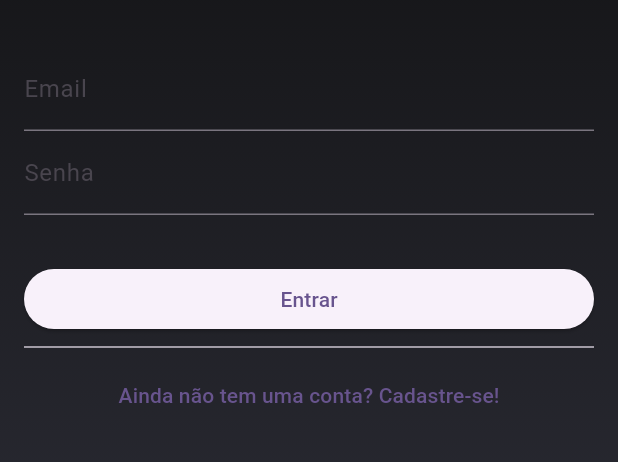
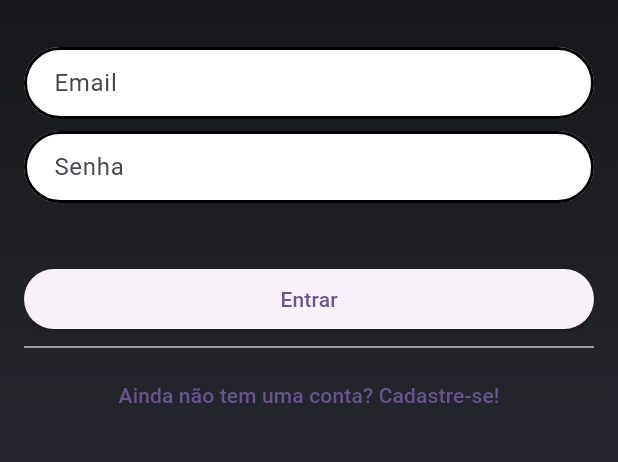
Before and after one commit to GustaDuarte/gym-easy, a Flutter app: the screen it shows after launch, on a phone screen of 412 x 824 dp, the part 325-787 px from its top. Run offline on Flutter 3.47's test engine with Material 3 defaults, Android fonts, the phone set to English and light mode, and no system bars.

Commit message:
:lipstick: feat: aut screen styling

```diff
--- /dev/null
+++ b/lib/components/decoration_authentification.dart
@@ -0,0 +1,23 @@
+import 'package:flutter/material.dart';
+
+InputDecoration getAuthenticationInputDecoration(String label) {
+  return InputDecoration(
+    hintText: label,
+    fillColor: Colors.white,
+    filled: true,
+    contentPadding: EdgeInsets.fromLTRB(16, 8, 16, 8),
+    border: OutlineInputBorder(
+      borderRadius: BorderRadius.circular(64),
+    ),
+    enabledBorder: OutlineInputBorder(
+      borderRadius: BorderRadius.circular(64),
+      borderSide: BorderSide(
+        color: Colors.black, width: 2,),
+    ),
+    focusedBorder: OutlineInputBorder(
+      borderRadius: BorderRadius.circular(64),
+      borderSide: BorderSide(
+        color: Colors.orange, width: 2,),
+    ),
+  );
+}
--- a/lib/screens/authentication.dart
+++ b/lib/screens/authentication.dart
@@ -1,5 +1,6 @@
 import 'package:flutter/material.dart';
 import 'package:flutter_projects/_core/my_colors.dart';
+import 'package:flutter_projects/components/decoration_authentification.dart';
 
 class AuthenticationScreen extends StatefulWidget {
   const AuthenticationScreen({super.key});
@@ -34,21 +35,21 @@ class _AuthenticationScreenState extends State<AuthenticationScreen> {
                   children: [
                     Image.asset("assets/logo.png", height: 200),
                     SizedBox(height: 32,),
-                    TextFormField(decoration: InputDecoration(label: Text("Email"),
+                    TextFormField(decoration: getAuthenticationInputDecoration("Email"),
                     ),
-                    ),
-                    TextFormField(decoration: InputDecoration(label: Text("Senha"),
-                    ),
+                    SizedBox(height: 8),
+                    TextFormField(decoration: getAuthenticationInputDecoration("Senha"),
                       obscureText: true,
                     ),
+                    SizedBox(height: 8),
                     Visibility(visible: !getIn, child: Column(
                       children: [
-                        TextFormField(decoration: InputDecoration(label: Text("Confirme Senha"),
-                        ),
+                        TextFormField(decoration: getAuthenticationInputDecoration("Confirme a senha"),
                           obscureText: true,
                         ),
-                        TextFormField(decoration: InputDecoration(label: Text("Nome"),
-                        ),),
+                        SizedBox(height: 8),
+                        TextFormField(decoration: getAuthenticationInputDecoration("Nome"),
+                        ),
                       ],
                     )),
                     SizedBox(height: 32,),
```
